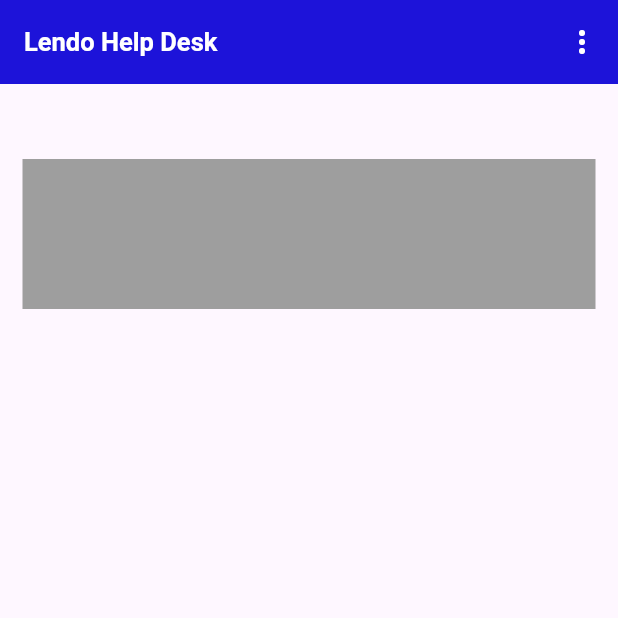
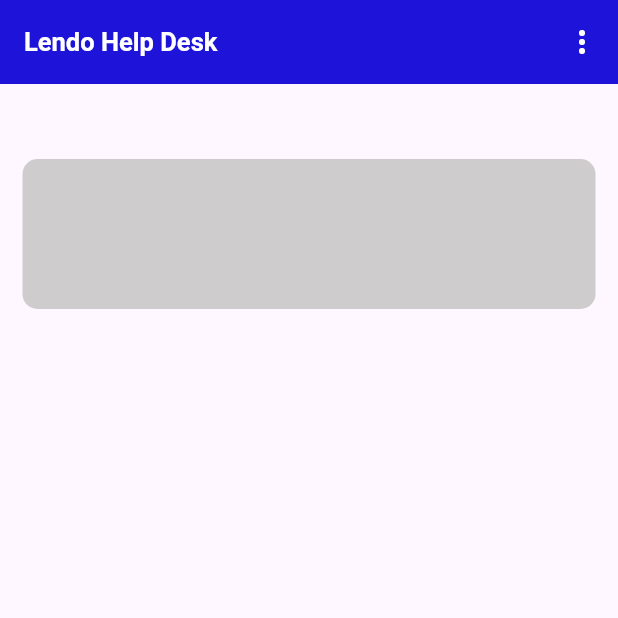
Before and after one commit to AthiraaAthi/Lendo_Admin_App, a Flutter app: the screen it shows after launch, on a phone screen of 412 x 824 dp, the top half of it. Run offline on Flutter 3.47's test engine with Material 3 defaults, Android fonts, the phone set to English and light mode, and no system bars.

Commit message:
updated home screen container color and added border radius for improved aesthetics

```diff
--- a/lib/view/home/home.dart
+++ b/lib/view/home/home.dart
@@ -82,7 +82,8 @@ class HomeScreen extends StatelessWidget {
               height: 100,
               width: double.infinity,
               decoration: BoxDecoration(
-                color: Colors.grey,
+                color: const Color.fromARGB(255, 206, 204, 204),
+                borderRadius: BorderRadius.circular(10),
               ),
             )
           ],
```
